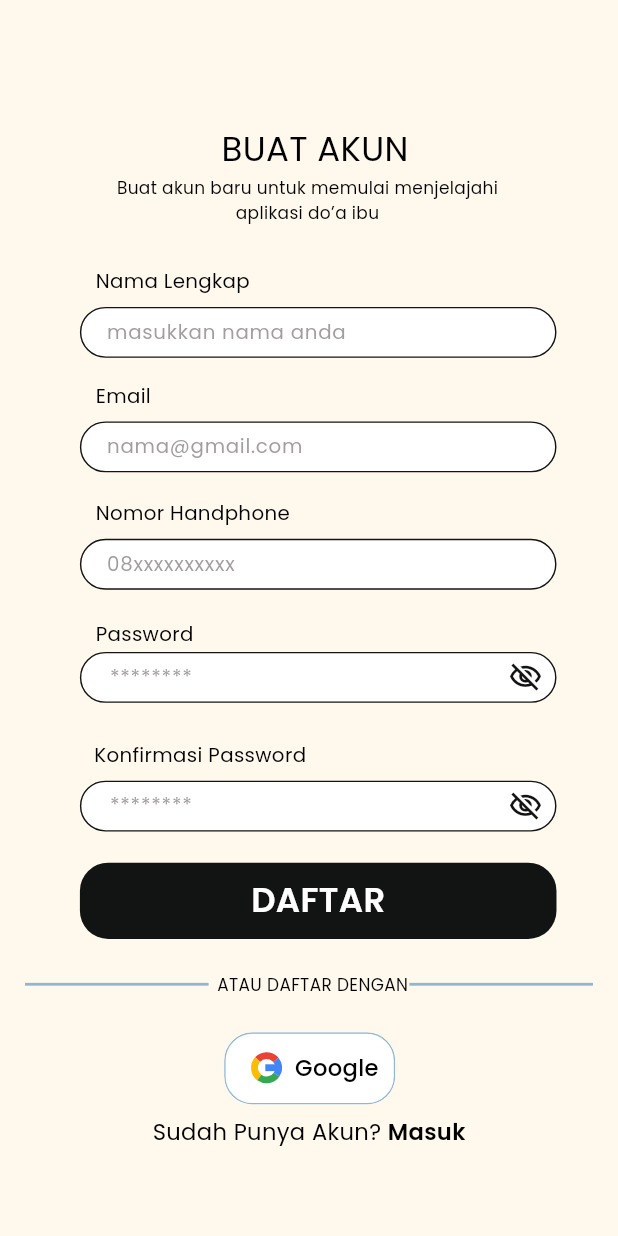
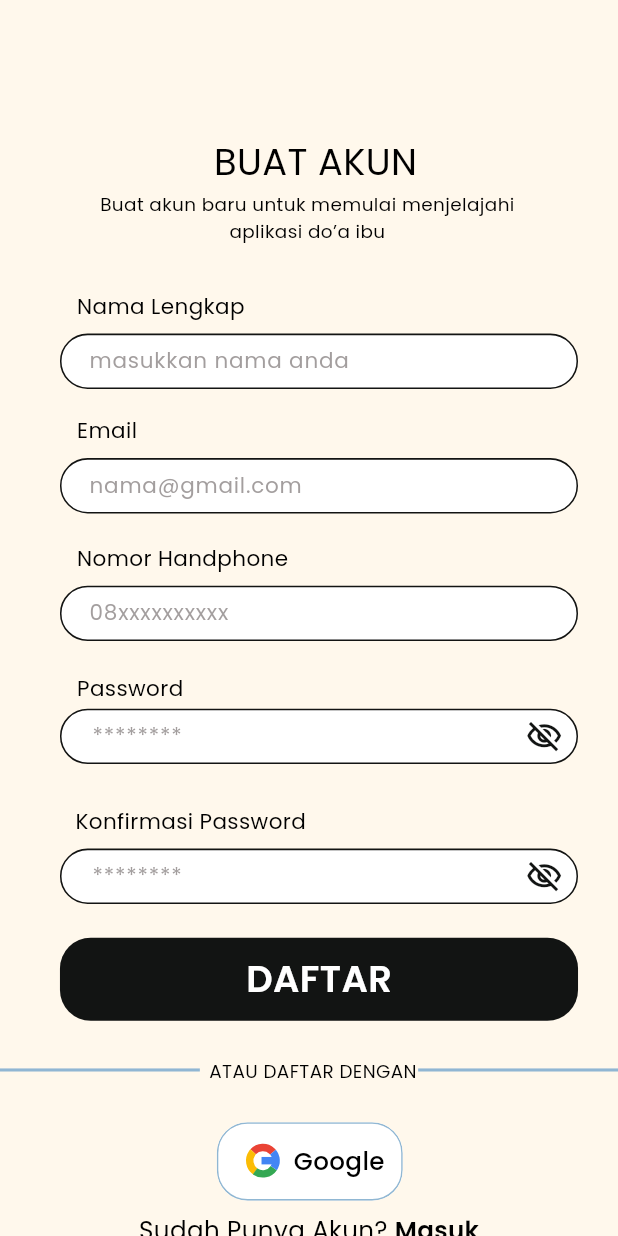
Before and after one commit to AryasatyaAlfian/Mobile-Project-Travel-Doa-Ibu, a Flutter app: the screen it shows after launch, after a tap on "Daftar", on a phone screen of 412 x 824 dp. Run offline on Flutter 3.47's test engine with Material 3 defaults, Android fonts, the light colour scheme and no system bars; our stand-ins replace flutter_map, google_fonts, google_sign_in, latlong2; missing offline and left inert: dart:html; accounts and stored records are empty; network calls fail.

Commit message:
perbaikan orientasi layar

```diff
--- a/lib/main.dart
+++ b/lib/main.dart
@@ -14,6 +14,7 @@ import 'ui/maps_page.dart';
 import 'ui/package_detail_page.dart';
 import 'ui/profile_page.dart';
 import 'ui/ticket_page.dart';
+import 'ui/widgets/responsive_shell.dart';
 import 'ui/widgets/skeleton_view.dart';
 
 void main() {
@@ -44,6 +45,8 @@ class _MyAppState extends State<MyApp> {
       title: 'Travel Doa Ibu',
       debugShowCheckedModeBanner: false,
       theme: AppTheme.lightTheme,
+      // Tata letak tetap rapi di HP, HP lipat, tablet, dan saat layar diputar.
+      builder: ResponsiveShell.builder,
       home: RootNavigation(api: _api),
     );
   }
--- a/lib/ui/profile_logout_page.dart
+++ b/lib/ui/profile_logout_page.dart
@@ -103,7 +103,8 @@ class _ProfileLogoutPageState extends State<ProfileLogoutPage> {
                       color: _bg,
                       borderRadius: BorderRadius.vertical(top: Radius.circular(32)),
                     ),
-                    child: Padding(
+                    // Bisa di-scroll supaya tombol tetap terjangkau di HP landscape.
+                    child: SingleChildScrollView(
                       padding: const EdgeInsets.symmetric(horizontal: 24),
                       child: Column(
                         children: [
@@ -218,6 +219,7 @@ class _ProfileLogoutPageState extends State<ProfileLogoutPage> {
                               ),
                             ),
                           ),
+                          const SizedBox(height: 24),
                         ],
                       ),
                     ),
--- a/lib/ui/register_page.dart
+++ b/lib/ui/register_page.dart
@@ -4,6 +4,7 @@ import 'package:google_fonts/google_fonts.dart';
 
 import '../core/api_client.dart';
 import '../services/travel_api.dart';
+import 'widgets/design_frame.dart';
 import '../services/google_auth_service.dart';
 import 'login_page.dart';
 
@@ -286,17 +287,15 @@ class _RegisterPageState extends State<RegisterPage> {
   Widget build(BuildContext context) {
     return Scaffold(
       backgroundColor: _bg,
-      resizeToAvoidBottomInset: false,
+      // Body mengecil saat keyboard muncul, lalu DesignFrame bisa di-scroll ke kolom yang sedang diisi.
+      resizeToAvoidBottomInset: true,
       body: GestureDetector(
         behavior: HitTestBehavior.opaque,
         onTap: () => FocusScope.of(context).unfocus(),
-        child: SizedBox.expand(
-          child: FittedBox(
-            fit: BoxFit.contain,
-            child: SizedBox(
-              width: _frameW,
-              height: _frameH,
-              child: Stack(
+        // Skala mengikuti lebar layar; di landscape/tablet halaman bisa di-scroll, bukan mengecil.
+        child: DesignFrame(
+          designSize: const Size(_frameW, _frameH),
+          child: Stack(
                 clipBehavior: Clip.hardEdge,
                 children: [
                   // BUAT AKUN
@@ -567,8 +566,6 @@ class _RegisterPageState extends State<RegisterPage> {
                     ),
                   ),
                 ],
-              ),
-            ),
           ),
         ),
       ),
--- /dev/null
+++ b/lib/ui/widgets/design_frame.dart
@@ -0,0 +1,44 @@
+import 'package:flutter/material.dart';
+
+/// Menampilkan halaman yang disusun dengan posisi tetap dari desain Figma ([designSize], mis. 402×874).
+///
+/// Bingkai diskalakan mengikuti LEBAR layar (di HP portrait hasilnya sama seperti desain), lalu:
+/// - bila layar lebih tinggi dari bingkai → bingkai di tengah;
+/// - bila layar lebih pendek (HP landscape, keyboard terbuka) → halaman bisa di-scroll,
+///   bukan mengecil sampai tidak terbaca seperti `FittedBox(BoxFit.contain)`.
+///
+/// Struktur widget sengaja tidak berganti antar kondisi: berganti struktur saat keyboard muncul akan
+/// membuat ulang kolom isian dan menutup keyboard lagi.
+class DesignFrame extends StatelessWidget {
+  const DesignFrame({super.key, required this.designSize, required this.child});
+
+  final Size designSize;
+  final Widget child;
+
+  @override
+  Widget build(BuildContext context) {
+    return LayoutBuilder(
+      builder: (context, constraints) {
+        final scale = constraints.maxWidth / designSize.width;
+        final scaledHeight = designSize.height * scale;
+
+        return SingleChildScrollView(
+          keyboardDismissBehavior: ScrollViewKeyboardDismissBehavior.onDrag,
+          child: ConstrainedBox(
+            constraints: BoxConstraints(minHeight: constraints.maxHeight),
+            child: Center(
+              child: SizedBox(
+                width: constraints.maxWidth,
+                height: scaledHeight,
+                child: FittedBox(
+                  fit: BoxFit.fill,
+                  child: SizedBox.fromSize(size: designSize, child: child),
+                ),
+              ),
+            ),
+          ),
+        );
+      },
+    );
+  }
+}
--- /dev/null
+++ b/lib/ui/widgets/responsive_shell.dart
@@ -0,0 +1,55 @@
+import 'package:flutter/material.dart';
+
+import '../../core/app_colors.dart';
+
+/// Pembungkus global seluruh halaman (dipasang di `MaterialApp.builder`).
+///
+/// Desain aplikasi dibuat untuk lebar HP (±402 px). Di layar lebar — tablet, HP lipat yang dibuka,
+/// atau HP landscape — konten dipusatkan dengan lebar maksimal [maxContentWidth] supaya kartu, tombol,
+/// dan halaman berbingkai desain tidak melar atau membesar tak terkendali. `MediaQuery` di dalamnya
+/// ikut disesuaikan, jadi dialog, bottom sheet, dan snackbar juga pas di kolom konten.
+///
+/// Ukuran teks sistem dibatasi [minTextScale]–[maxTextScale] agar teks besar dari pengaturan HP tetap
+/// terbaca tanpa memecah layout.
+class ResponsiveShell extends StatelessWidget {
+  const ResponsiveShell({super.key, required this.child});
+
+  static const double maxContentWidth = 560;
+  static const double minTextScale = 0.85;
+  static const double maxTextScale = 1.3;
+
+  static Widget builder(BuildContext context, Widget? child) => ResponsiveShell(child: child ?? const SizedBox.shrink());
+
+  final Widget child;
+
+  @override
+  Widget build(BuildContext context) {
+    final media = MediaQuery.of(context);
+    final textScaler = media.textScaler.clamp(minScaleFactor: minTextScale, maxScaleFactor: maxTextScale);
+
+    if (media.size.width <= maxContentWidth) {
+      return MediaQuery(data: media.copyWith(textScaler: textScaler), child: child);
+    }
+
+    // Layar lebar: kolom konten di tengah; sisi kiri/kanan diisi warna latar aplikasi.
+    final sideInset = (media.size.width - maxContentWidth) / 2;
+    return ColoredBox(
+      color: AppColors.pageBg,
+      child: Center(
+        child: SizedBox(
+          width: maxContentWidth,
+          child: MediaQuery(
+            data: media.copyWith(
+              size: Size(maxContentWidth, media.size.height),
+              textScaler: textScaler,
+              // Area aman kiri/kanan (mis. engsel/notch saat landscape) sudah berada di luar kolom.
+              padding: media.padding.copyWith(left: (media.padding.left - sideInset).clamp(0, double.infinity), right: (media.padding.right - sideInset).clamp(0, double.infinity)),
+              viewPadding: media.viewPadding.copyWith(left: (media.viewPadding.left - sideInset).clamp(0, double.infinity), right: (media.viewPadding.right - sideInset).clamp(0, double.infinity)),
+            ),
+            child: ClipRect(child: child),
+          ),
+        ),
+      ),
+    );
+  }
+}
```
Also changed, not shown: lib/ui/booking_form_page.dart (+19 -5 lines), lib/ui/login_page.dart (+7 -10 lines), lib/ui/package_detail_page.dart (+22 -4 lines), lib/ui/profile_paypal_page.dart (+6 -4 lines), 3 other files.
